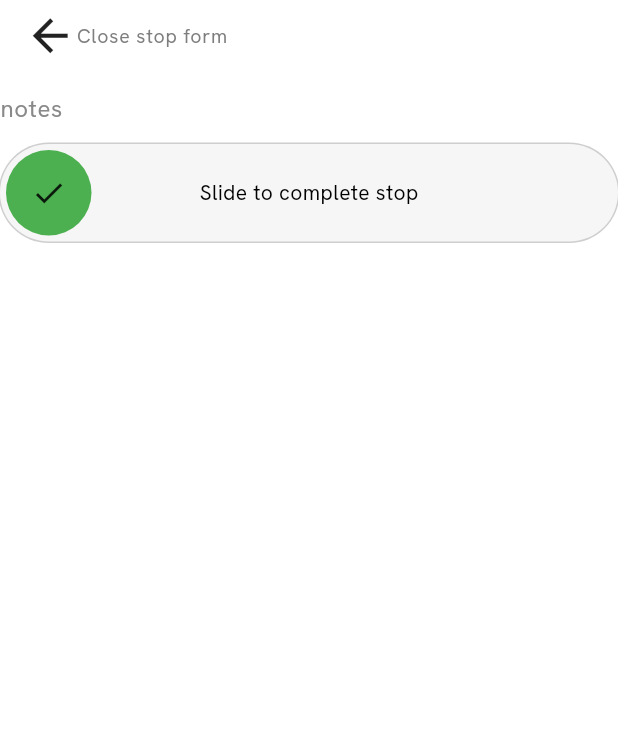
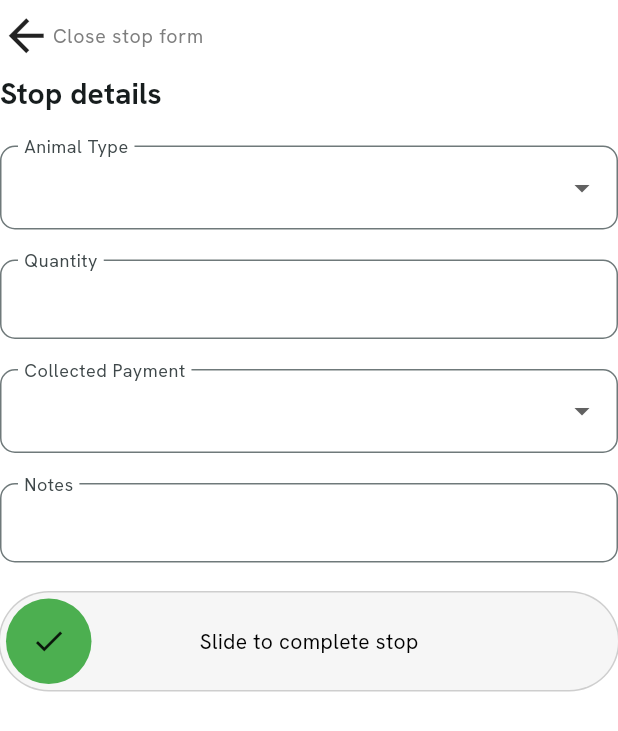
Before and after one commit to JJ38/HighFlyersApp, a Flutter app: the StopForm widget shown alone on an empty page, opened directly with empty values, on a phone screen of 412 x 824 dp. Shown: the top 731 px of the screen. Run offline on Flutter 3.47's test engine with Material 3 defaults, Android fonts, the phone set to English and light mode, and no system bars; drawn by our look-alikes of action_slider, flutter_styled_toast; our stand-ins replace cloud_firestore, firebase_auth, firebase_core, google_fonts, google_maps_flutter; missing offline and left inert: google_maps_flutter_android, google_maps_flutter_platform_interface, map_launcher, widget_to_marker; accounts and stored records are empty.

Commit message:
can now mark form as completed aslong as the form is valid. If successfully marked for as complete a new stop will show up if there is one

```diff
--- a/lib/components/stop_form.dart
+++ b/lib/components/stop_form.dart
@@ -1,33 +1,46 @@
 import 'package:action_slider/action_slider.dart';
 import 'package:flutter/material.dart';
+import 'package:high_flyers_app/controllers/stop_form_controller.dart';
+import 'package:high_flyers_app/controllers/stop_screen_controller.dart';
 
 class StopForm extends StatefulWidget {
 
-  final void Function() updateState;
+  final void Function() updateStopScreenState;
   final void Function() hideStopForm;
-  final Future<void> Function(dynamic) completeStop;
+  final Future<bool> Function() completeStop;
 
-  const StopForm({required this.updateState, required this.hideStopForm, required this.completeStop, super.key});
+  const StopForm({required this.updateStopScreenState, required this.hideStopForm, required this.completeStop, super.key});
 
   @override
   State<StopForm> createState() => _StopFormState();
 }
 
 class _StopFormState extends State<StopForm> {
+
+  late StopFormController stopFormController;
+
+  @override
+  void initState() {
+    // TODO: implement initState
+    super.initState();
+    stopFormController = StopFormController(updateStopScreenState: widget.updateStopScreenState, hideStopForm: widget.hideStopForm);
+    stopFormController.model.completeStop = widget.completeStop;
+  }
+
   @override
   Widget build(BuildContext context) {
 
     double screenWidth = MediaQuery.of(context).size.width;
 
     return Column(
+      crossAxisAlignment: CrossAxisAlignment.start,
       children: [
-        Align(
-          alignment: Alignment.centerLeft,
-          child: Material(
+        Material(
           color: Colors.white,
           shadowColor: Color(0x00000000),
           borderRadius: BorderRadius.all(Radius.circular(8)),
           child: MaterialButton(
+            padding: EdgeInsets.all(0),
             onPressed: () {widget.hideStopForm();},
             minWidth: screenWidth * 0.2,
             height: screenWidth * 0.1,
@@ -40,18 +53,138 @@ class _StopFormState extends State<StopForm> {
             ),
           ),
         ),
+        // SizedBox(height: 20),
+        Text("Stop details", style: Theme.of(context).textTheme.titleSmall),
+        SizedBox(height: 20),
+        DropdownButtonFormField(
+          value: stopFormController.model.animalType,
+          style: Theme.of(context).textTheme.titleSmall?.copyWith(fontSize: 15, overflow: TextOverflow.visible),
+          decoration: InputDecoration(
+            label: Text("Animal Type"),
+            floatingLabelBehavior: FloatingLabelBehavior.always,
+            fillColor: Colors.grey,
+            border: OutlineInputBorder(
+              borderRadius: BorderRadius.all(Radius.circular(10.0)),
             ),
-        TextField(
-          onChanged: (input) => { },
-          decoration: InputDecoration(
-            border: InputBorder.none,
-            hintText: "notes",
-            alignLabelWithHint: true,
-            hintStyle: TextStyle(
-              color: Color(0xFF898989),
+            focusedBorder: OutlineInputBorder(
+              borderRadius: BorderRadius.all(Radius.circular(10.0)),
+              borderSide: BorderSide(
+                color: Theme.of(context).colorScheme.secondary,
+                width: 2.0,
               ),
             ),
           ),
+          onChanged: (value) {stopFormController.onAnimalTypeSelect(value.toString());},
+          items: [
+            DropdownMenuItem(
+              value: 'Pigeons - Young Birds',
+              child: Text('Pigeons - Young Birds'),
+            ),
+            DropdownMenuItem(
+              value: 'Pigeons - Old Birds',
+              child: Text('Pigeons - Old Birds'),
+            ),
+            DropdownMenuItem(
+              value: 'Aviary & Cage Birds',
+              child: Text('Aviary & Cage Birds'),
+            ),
+            DropdownMenuItem(
+              value: 'Birds Of Prey',
+              child: Text('Birds Of Prey'),
+            ),
+            DropdownMenuItem(
+              value: 'Reptiles',
+              child: Text('Reptiles'),
+            ),
+            DropdownMenuItem(
+              value: 'Small Mammals',
+              child: Text('Small Mammals'),
+            ),
+            DropdownMenuItem(
+              value: 'Small Rodents',
+              child: Text('Small Rodents'),
+            ),
+            DropdownMenuItem(
+              value: 'Poultry & Gamebirds',
+              child: Text('Poultry & Gamebirds'),
+            ),
+          ],
+        ),
+        SizedBox(height: 20),
+        TextField(
+          style: Theme.of(context).textTheme.titleSmall?.copyWith(fontSize: 15, overflow: TextOverflow.visible),
+          decoration: InputDecoration(
+            label: Text("Quantity"),
+            floatingLabelBehavior: FloatingLabelBehavior.always,
+            fillColor: Colors.grey,
+            border: OutlineInputBorder(
+              borderRadius: BorderRadius.all(Radius.circular(10.0)),
+            ),
+            focusedBorder: OutlineInputBorder(
+              borderRadius: BorderRadius.all(Radius.circular(10.0)),
+              borderSide: BorderSide(
+                color: Theme.of(context).colorScheme.secondary,
+                width: 2.0,
+              ),
+            ),
+          ),
+          keyboardType: TextInputType.number,
+          onChanged: (input) {stopFormController.onQuantityInput(input);},
+        ),
+        SizedBox(height: 20),
+
+        DropdownButtonFormField(
+          style: Theme.of(context).textTheme.titleSmall?.copyWith(fontSize: 15, overflow: TextOverflow.visible),
+          decoration: InputDecoration(
+            label: Text("Collected Payment"),
+            floatingLabelBehavior: FloatingLabelBehavior.always,
+            fillColor: Colors.grey,
+            border: OutlineInputBorder(
+              borderRadius: BorderRadius.all(Radius.circular(10.0)),
+            ),
+            focusedBorder: OutlineInputBorder(
+              borderRadius: BorderRadius.all(Radius.circular(10.0)),
+              borderSide: BorderSide(
+                color: Theme.of(context).colorScheme.secondary,
+                width: 2.0,
+              ),
+            ),
+          ),
+          onChanged: (value){stopFormController.onCollectedPaymentSelect(value);},
+          items: [
+            DropdownMenuItem(
+              value: true,
+              child: Text('Yes'),
+            ),
+            DropdownMenuItem(
+              value: false,
+              child: Text('No'),
+            ),
+          ],
+        ),
+        SizedBox(height: 20),
+        TextField(
+          maxLines: null,
+          decoration: InputDecoration(
+            label: Text("Notes"),
+            floatingLabelBehavior: FloatingLabelBehavior.always,
+            fillColor: Colors.grey,
+            border: OutlineInputBorder(
+              borderRadius: BorderRadius.all(Radius.circular(10.0)),
+            ),
+            focusedBorder: OutlineInputBorder(
+              borderRadius: BorderRadius.all(Radius.circular(10.0)),
+              borderSide: BorderSide(
+                color: Theme.of(context).colorScheme.secondary,
+                width: 2.0,
+              ),
+            ),
+          ),
+          keyboardType: TextInputType.text,
+          onChanged: (input){stopFormController.onNotesInput(input);},
+          style: Theme.of(context).textTheme.titleSmall?.copyWith(fontSize: 15, overflow: TextOverflow.visible),
+        ),
+        SizedBox(height: 20),
         Center(
           child: ActionSlider.standard(
             icon: Icon(Icons.done),
@@ -60,7 +193,7 @@ class _StopFormState extends State<StopForm> {
             boxShadow: [BoxShadow(color: const Color.fromARGB(255, 206, 206, 206), blurRadius: 0, spreadRadius: 1)],
             borderWidth: 4,
             child: Text("Slide to complete stop", style: TextStyle(color: Colors.black),),
-            action: (controller) async { await widget.completeStop(controller);}
+            action: (controller) async { await stopFormController.completeStop(controller);}
           )
         )
       ]
--- /dev/null
+++ b/lib/controllers/stop_form_controller.dart
@@ -0,0 +1,82 @@
+import 'package:flutter_styled_toast/flutter_styled_toast.dart';
+import 'package:high_flyers_app/components/toast_notification.dart';
+import 'package:high_flyers_app/models/stop_form_model.dart';
+
+class StopFormController {
+
+  StopFormModel model = StopFormModel();
+  final void Function() updateStopScreenState;
+  final void Function() hideStopForm;
+
+
+  StopFormController({required this.updateStopScreenState, required this.hideStopForm});
+
+  void onAnimalTypeSelect(String? animalType){
+
+    model.animalType = animalType;
+
+  }
+
+  void onQuantityInput(String? quantity){
+
+    if(quantity == null || quantity == ""){
+      return;
+    }
+
+    try{
+
+      model.quantity = int.parse(quantity);
+
+    }catch(e){
+
+    }
+
+  }
+
+  void onCollectedPaymentSelect(bool? collectedPayment){
+
+    model.collectedPayment = collectedPayment;
+
+  }
+
+  void onNotesInput(String? notes){
+
+    model.notes = notes;
+
+  }
+
+  Future<void> completeStop(controller) async {
+
+    controller.loading();
+
+    final isFormValid = model.isFormValid();
+
+    if(!isFormValid){
+      showToastWidget(ToastNotification(message: "Form is not valid", isError: true));
+      controller.reset();
+      return;
+    }
+
+    if(model.completeStop == null){
+      showToastWidget(ToastNotification(message: "Error completing stop", isError: true));
+      controller.reset();
+      return;
+    }
+
+    final completedStopSuccessfully = await model.completeStop!();
+
+    if(!completedStopSuccessfully){
+      showToastWidget(ToastNotification(message: "Error completing stop", isError: true));
+      controller.reset();
+    }
+
+    await Future.delayed(Duration(seconds: 1));
+
+    showToastWidget(ToastNotification(message: "Successfully completed stop", isError: false));
+
+    hideStopForm();
+    updateStopScreenState();
+
+  }
+
+}
--- /dev/null
+++ b/lib/models/stop_form_model.dart
@@ -0,0 +1,28 @@
+class StopFormModel {
+
+  String? animalType;
+  int? quantity;
+  bool? collectedPayment;
+  String? notes;
+  Future<bool> Function()? completeStop;
+
+  bool isFormValid(){
+
+    if(animalType == null){
+      return false;
+    }
+
+    if(quantity == null || quantity! < 0){
+      return false;
+    }
+
+    if(collectedPayment == null){
+      return false;
+    }
+
+    return true;
+
+  }
+
+
+}
--- a/lib/screens/driver/run_screen.dart
+++ b/lib/screens/driver/run_screen.dart
@@ -52,7 +52,6 @@ class _RunScreenState extends State<RunScreen> {
 
     runStarted = widget.runStatus;
 
-
     // runInfoView = [AssignedStops(run: run), PendingStops(), CompletedStops()];
     runScreenController.model.setRun(run);
 
@@ -81,7 +80,6 @@ class _RunScreenState extends State<RunScreen> {
     final currentStopData = runScreenController.model.getStopByStopNumber(currentStopNumber);
 
     if(currentStopData == false){
-      print("error getting current stop data");
       setState(() {
         error = true;
         loaded = true;
--- a/lib/screens/driver/stop_screen.dart
+++ b/lib/screens/driver/stop_screen.dart
@@ -230,7 +230,7 @@ class _StopScreenState extends State<StopScreen> {
               ...stopScreenController.model.showStopForm ?
 
                 [
-                  StopForm(updateState: updateState, hideStopForm: stopScreenController.hideStopFrom, completeStop: stopScreenController.completeStop)
+                  StopForm(updateStopScreenState: updateState, hideStopForm: stopScreenController.hideStopFrom, completeStop: stopScreenController.model.completeStop)
                 ]
 
               :
```
Lines whose indentation alone changed are shown as unchanged.
